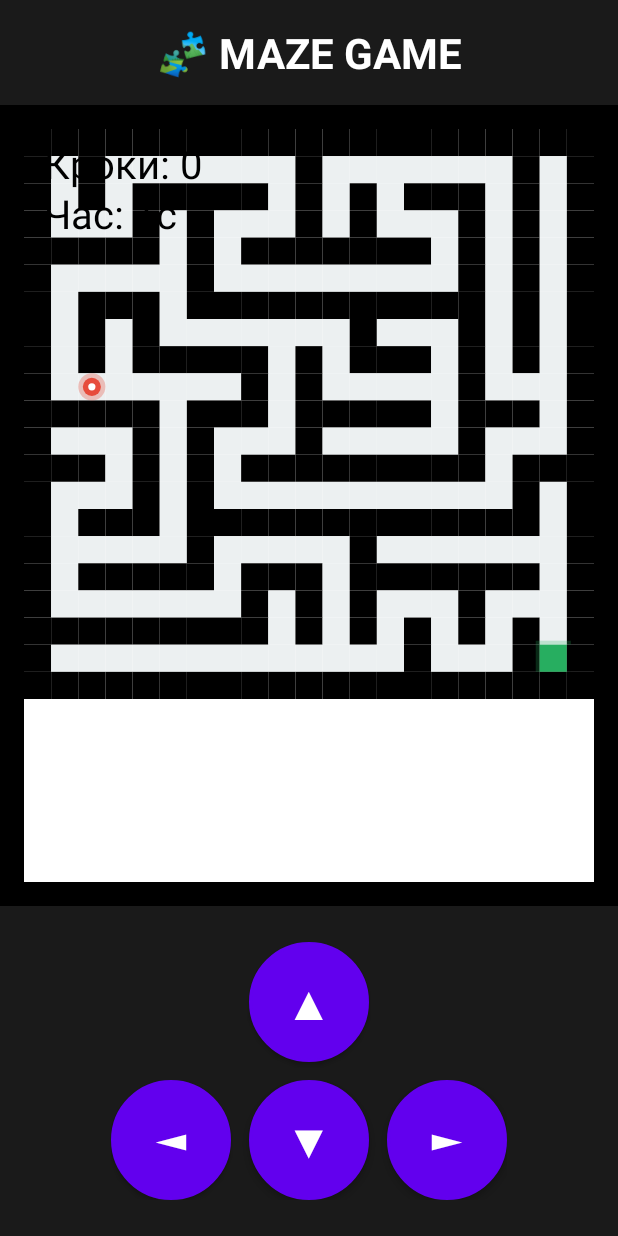
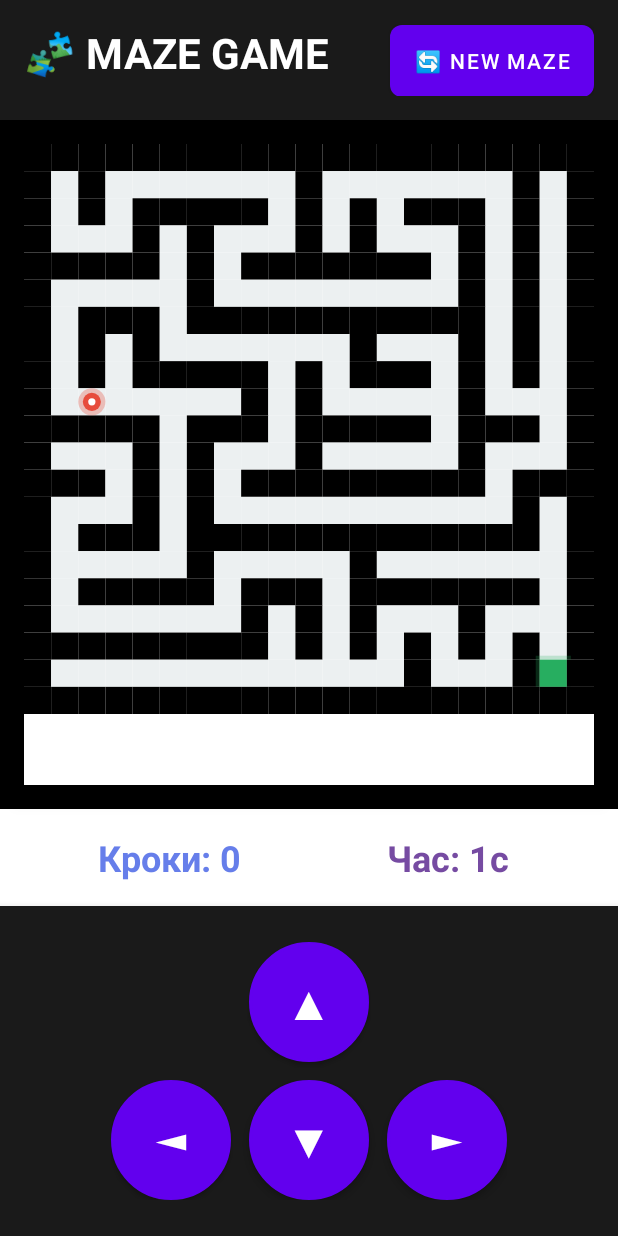
Before and after one commit to erisfelixx/uni, an Android app: the MainActivity screen opened directly, with no data from a screen before it, on a phone screen of 412 x 824 dp. Run offline under Robolectric (Android 15) with nearby library versions, the phone set to English and light mode, and no system bars.

Commit message:
add stats panel and fix timer freeze on game completion

```diff
--- a/5-sem/oop/lab3/MazeGame/app/src/main/java/com/example/mazegame/GameView.java
+++ b/5-sem/oop/lab3/MazeGame/app/src/main/java/com/example/mazegame/GameView.java
@@ -4,10 +4,10 @@ import android.content.Context;
 import android.graphics.Canvas;
 import android.graphics.Color;
 import android.graphics.Paint;
-import android.graphics.RectF;
 import android.view.View;
 
 public class GameView extends View {
+
     private Maze maze;
     private Player player;
 
@@ -15,13 +15,13 @@ public class GameView extends View {
     private Paint playerPaint;
     private Paint exitPaint;
     private Paint pathPaint;
-    private Paint gridPaint;
     private Paint glowPaint;
 
     private float cellSize;
 
     private int stepCount = 0;
     private long startTime;
+    private long finalTime = 0;
     private boolean gameWon = false;
 
     // конструктор
@@ -51,12 +51,6 @@ public class GameView extends View {
         pathPaint.setColor(Color.parseColor("#ECF0F1"));
         pathPaint.setStyle(Paint.Style.FILL);
         pathPaint.setAntiAlias(true);
-
-        gridPaint = new Paint();
-        gridPaint.setColor(Color.parseColor("#BDC3C7"));
-        gridPaint.setStyle(Paint.Style.STROKE);
-        gridPaint.setStrokeWidth(1f);
-        gridPaint.setAntiAlias(true);
 
         glowPaint = new Paint();
         glowPaint.setColor(Color.parseColor("#E74C3C"));
@@ -106,7 +100,7 @@ public class GameView extends View {
             }
         }
 
-        // гравець
+        //гравець
         float playerCenterX = player.getX() * cellSize + cellSize / 2;
         float playerCenterY = player.getY() * cellSize + cellSize / 2;
         float playerRadius = cellSize / 3f;
@@ -114,33 +108,34 @@ public class GameView extends View {
         canvas.drawCircle(playerCenterX, playerCenterY, playerRadius * 1.5f, glowPaint);
 
         canvas.drawCircle(playerCenterX, playerCenterY, playerRadius, playerPaint);
+
         Paint centerPaint = new Paint();
         centerPaint.setColor(Color.WHITE);
         centerPaint.setStyle(Paint.Style.FILL);
         centerPaint.setAntiAlias(true);
         canvas.drawCircle(playerCenterX, playerCenterY, playerRadius * 0.4f, centerPaint);
-
-        drawStats(canvas);
     }
 
-    private void drawStats(Canvas canvas) {
-        Paint textPaint = new Paint();
-        textPaint.setColor(Color.BLACK);
-        textPaint.setTextSize(40);
-        textPaint.setAntiAlias(true);
-        textPaint.setStyle(Paint.Style.FILL);
+    // логіка руху
+    public void movePlayer(int dx, int dy) {
+        if (gameWon) return; // не рухаємось якщо гра виграна
 
-        // лічильник кроків
-        canvas.drawText("Кроки: " + stepCount, 20, 50, textPaint);
+        // рахуємо, куди гравець хоче піти
+        int newX = player.getX() + dx;
+        int newY = player.getY() + dy;
 
-        // таймер
-        if (!gameWon) {
-            long elapsedTime = (System.currentTimeMillis() - startTime) / 1000;
-            canvas.drawText("Час: " + elapsedTime + "с", 20, 100, textPaint);
-            invalidate(); // оновлюємо для таймера
-        } else {
-            long finalTime = (System.currentTimeMillis() - startTime) / 1000;
-            canvas.drawText("Час: " + finalTime + "с", 20, 100, textPaint);
+        // перевірка на вихід за межі масиву (щоб програма не вилетіла)
+        if (newX >= 0 && newX < maze.getSize() && newY >= 0 && newY < maze.getSize()) {
+
+            // перевірка на стіну
+            if (maze.getTile(newX, newY) != 1) {
+                player.setPosition(newX, newY);
+                stepCount++; // збільшуємо лічильник кроків
+
+                invalidate();
+
+                checkWin();
+            }
         }
     }
 
@@ -148,6 +143,7 @@ public class GameView extends View {
         if (maze.getTile(player.getX(), player.getY()) == 3) {  // вихід!
             gameWon = true;
             // змінюємо колір гравця на зелений при перемозі
+            finalTime = (System.currentTimeMillis() - startTime) / 1000;
             playerPaint.setColor(Color.parseColor("#27AE60"));
             glowPaint.setColor(Color.parseColor("#27AE60"));
         }
@@ -161,6 +157,7 @@ public class GameView extends View {
         // скидаємо статистику
         stepCount = 0;
         startTime = System.currentTimeMillis();
+        finalTime = 0;
         gameWon = false;
 
         // повертаємо колір гравця на червоний
@@ -170,4 +167,21 @@ public class GameView extends View {
 
         invalidate();
     }
+
+    // геттери для статистики (для MainActivity)
+    public int getStepCount() {
+        return stepCount;
+    }
+
+    public long getElapsedTime() {
+        if (gameWon) {
+            return finalTime; // не рахуємо далі
+        } else {
+            return (System.currentTimeMillis() - startTime) / 1000;
+        }
+    }
+
+    public boolean isGameWon() {
+        return gameWon;
+    }
 }
--- a/5-sem/oop/lab3/MazeGame/app/src/main/java/com/example/mazegame/MainActivity.java
+++ b/5-sem/oop/lab3/MazeGame/app/src/main/java/com/example/mazegame/MainActivity.java
@@ -1,14 +1,20 @@
 package com.example.mazegame;
 
 import android.os.Bundle;
+import android.os.Handler;
 import android.widget.Button;
 import android.widget.FrameLayout;
+import android.widget.TextView;
 
 import androidx.appcompat.app.AppCompatActivity;
 
 public class MainActivity extends AppCompatActivity {
 
     private GameView gameView;
+    private TextView tvSteps;
+    private TextView tvTime;
+    private Handler handler = new Handler();
+    private Runnable updateStatsRunnable;
 
     @Override
     protected void onCreate(Bundle savedInstanceState) {
@@ -22,16 +28,63 @@ public class MainActivity extends AppCompatActivity {
         gameView = new GameView(this);
         container.addView(gameView);
 
-        // кнопки
+        // знаходимо TextView для статистики
+        tvSteps = findViewById(R.id.tv_steps);
+        tvTime = findViewById(R.id.tv_time);
+
+        // кнопки руху
         Button btnUp = findViewById(R.id.btn_up);
         Button btnDown = findViewById(R.id.btn_down);
         Button btnLeft = findViewById(R.id.btn_left);
         Button btnRight = findViewById(R.id.btn_right);
 
-        // вгору, вниз, вліво, вправо
-        btnUp.setOnClickListener(v -> gameView.movePlayer(0, -1));
-        btnDown.setOnClickListener(v -> gameView.movePlayer(0, 1));
-        btnLeft.setOnClickListener(v -> gameView.movePlayer(-1, 0));
-        btnRight.setOnClickListener(v -> gameView.movePlayer(1, 0));
+        btnUp.setOnClickListener(v -> {
+            gameView.movePlayer(0, -1);
+            updateStats();
+        });
+        btnDown.setOnClickListener(v -> {
+            gameView.movePlayer(0, 1);
+            updateStats();
+        });
+        btnLeft.setOnClickListener(v -> {
+            gameView.movePlayer(-1, 0);
+            updateStats();
+        });
+        btnRight.setOnClickListener(v -> {
+            gameView.movePlayer(1, 0);
+            updateStats();
+        });
+
+        // кнопка нового лабіринту
+        Button btnNewMaze = findViewById(R.id.btn_new_maze);
+        btnNewMaze.setOnClickListener(v -> {
+            gameView.generateNewMaze();
+            updateStats();
+        });
+
+        // Запускаємо оновлення таймера
+        startStatsUpdate();
+    }
+
+    private void startStatsUpdate() {
+        updateStatsRunnable = new Runnable() {
+            @Override
+            public void run() {
+                updateStats();
+                handler.postDelayed(this, 100); // оновлюємо кожні 100мс
+            }
+        };
+        handler.post(updateStatsRunnable);
+    }
+
+    private void updateStats() {
+        tvSteps.setText("Кроки: " + gameView.getStepCount());
+        tvTime.setText("Час: " + gameView.getElapsedTime() + "с");
+    }
+
+    @Override
+    protected void onDestroy() {
+        super.onDestroy();
+        handler.removeCallbacks(updateStatsRunnable);
     }
 }
--- /dev/null
+++ b/5-sem/oop/lab3/MazeGame/app/src/main/res/drawable/button_new_maze.xml
@@ -0,0 +1,10 @@
+<?xml version="1.0" encoding="utf-8"?>
+<ripple xmlns:android="http://schemas.android.com/apk/res/android"
+    android:color="#4CAF50">
+    <item>
+        <shape android:shape="rectangle">
+            <solid android:color="#27AE60"/>
+            <corners android:radius="8dp"/>
+        </shape>
+    </item>
+</ripple>
--- a/5-sem/oop/lab3/MazeGame/app/src/main/res/layout/activity_main.xml
+++ b/5-sem/oop/lab3/MazeGame/app/src/main/res/layout/activity_main.xml
@@ -5,30 +5,86 @@
     android:layout_height="match_parent"
     android:background="@android:color/black">
 
-    <!-- заголовок-->
-    <TextView
-        android:id="@+id/tv_title"
+    <!--заголовок -->
+    <LinearLayout
+        android:id="@+id/header_layout"
         android:layout_width="match_parent"
         android:layout_height="wrap_content"
-        android:text="🧩 MAZE GAME"
-        android:textSize="28sp"
-        android:textStyle="bold"
-        android:textColor="#FFFFFF"
-        android:gravity="center"
+        android:orientation="horizontal"
+        android:background="#1A1A1A"
         android:padding="16dp"
-        android:background="#1A1A1A"
-        android:elevation="4dp"/>
+        android:elevation="4dp">
+
+        <TextView
+            android:id="@+id/tv_title"
+            android:layout_width="0dp"
+            android:layout_height="wrap_content"
+            android:layout_weight="1"
+            android:text="🧩 MAZE GAME"
+            android:textSize="28sp"
+            android:textStyle="bold"
+            android:textColor="#FFFFFF"
+            android:gravity="center_vertical"/>
+
+        <Button
+            android:id="@+id/btn_new_maze"
+            android:layout_width="wrap_content"
+            android:layout_height="wrap_content"
+            android:text="🔄 NEW MAZE"
+            android:textColor="#FFFFFF"
+            android:background="@drawable/button_new_maze"
+            android:paddingStart="16dp"
+            android:paddingEnd="16dp"/>
+    </LinearLayout>
 
     <!-- контейнер для гри з рамкою -->
     <FrameLayout
         android:id="@+id/game_container"
         android:layout_width="match_parent"
         android:layout_height="0dp"
-        android:layout_below="@id/tv_title"
-        android:layout_above="@id/control_panel"
+        android:layout_below="@id/header_layout"
+        android:layout_above="@id/stats_panel"
         android:layout_margin="16dp"
         android:background="#FFFFFF"
         android:elevation="8dp"/>
+
+    <!-- панель статистики -->
+    <LinearLayout
+        android:id="@+id/stats_panel"
+        android:layout_width="match_parent"
+        android:layout_height="wrap_content"
+        android:layout_above="@id/control_panel"
+        android:orientation="horizontal"
+        android:background="#FFFFFF"
+        android:paddingTop="16dp"
+        android:paddingBottom="16dp"
+        android:paddingStart="20dp"
+        android:paddingEnd="20dp"
+        android:gravity="center"
+        android:elevation="4dp">
+
+        <TextView
+            android:id="@+id/tv_steps"
+            android:layout_width="0dp"
+            android:layout_height="wrap_content"
+            android:layout_weight="1"
+            android:text="Кроки: 0"
+            android:textSize="24sp"
+            android:textStyle="bold"
+            android:textColor="#667EEA"
+            android:gravity="center"/>
+
+        <TextView
+            android:id="@+id/tv_time"
+            android:layout_width="0dp"
+            android:layout_height="wrap_content"
+            android:layout_weight="1"
+            android:text="Час: 0с"
+            android:textSize="24sp"
+            android:textStyle="bold"
+            android:textColor="#764BA2"
+            android:gravity="center"/>
+    </LinearLayout>
 
     <!-- панель управління -->
     <LinearLayout
@@ -41,7 +97,7 @@
         android:padding="24dp"
         android:elevation="8dp">
 
-        <!-- кнопка вгору -->
+        <!-- кнопка вверх -->
         <Button
             android:id="@+id/btn_up"
             android:layout_width="80dp"
@@ -54,7 +110,7 @@
             android:elevation="4dp"
             android:layout_marginBottom="12dp"/>
 
-        <!-- горинзонатальна панель -->
+        <!-- горизонтальна панель -->
         <LinearLayout
             android:layout_width="wrap_content"
             android:layout_height="wrap_content"
```
